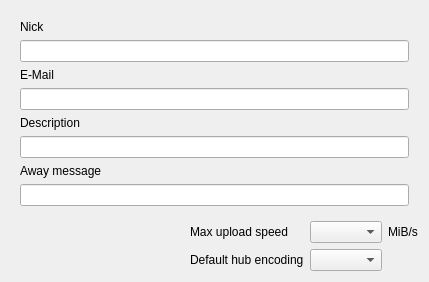
This is eiskaltdcpp/ui/UISettingsPersonal.ui in eiskaltdcpp/eiskaltdcpp as Qt 5 draws it before an edit. The edited form follows.
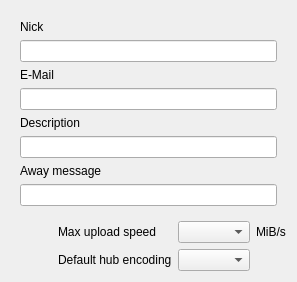
This is the edited form.

Commit message: basic gui settings, some other fixes

The edit to the form file:
```diff
--- a/eiskaltdcpp/ui/UISettingsPersonal.ui
+++ b/eiskaltdcpp/ui/UISettingsPersonal.ui
@@ -6,10 +6,16 @@
    <rect>
     <x>0</x>
     <y>0</y>
-    <width>429</width>
-    <height>262</height>
+    <width>297</width>
+    <height>270</height>
    </rect>
   </property>
+  <property name="sizePolicy">
+   <sizepolicy hsizetype="Preferred" vsizetype="Preferred">
+    <horstretch>0</horstretch>
+    <verstretch>0</verstretch>
+   </sizepolicy>
+  </property>
   <property name="windowTitle">
    <string>Form</string>
   </property>
```
The commit also changes 11 other files.
